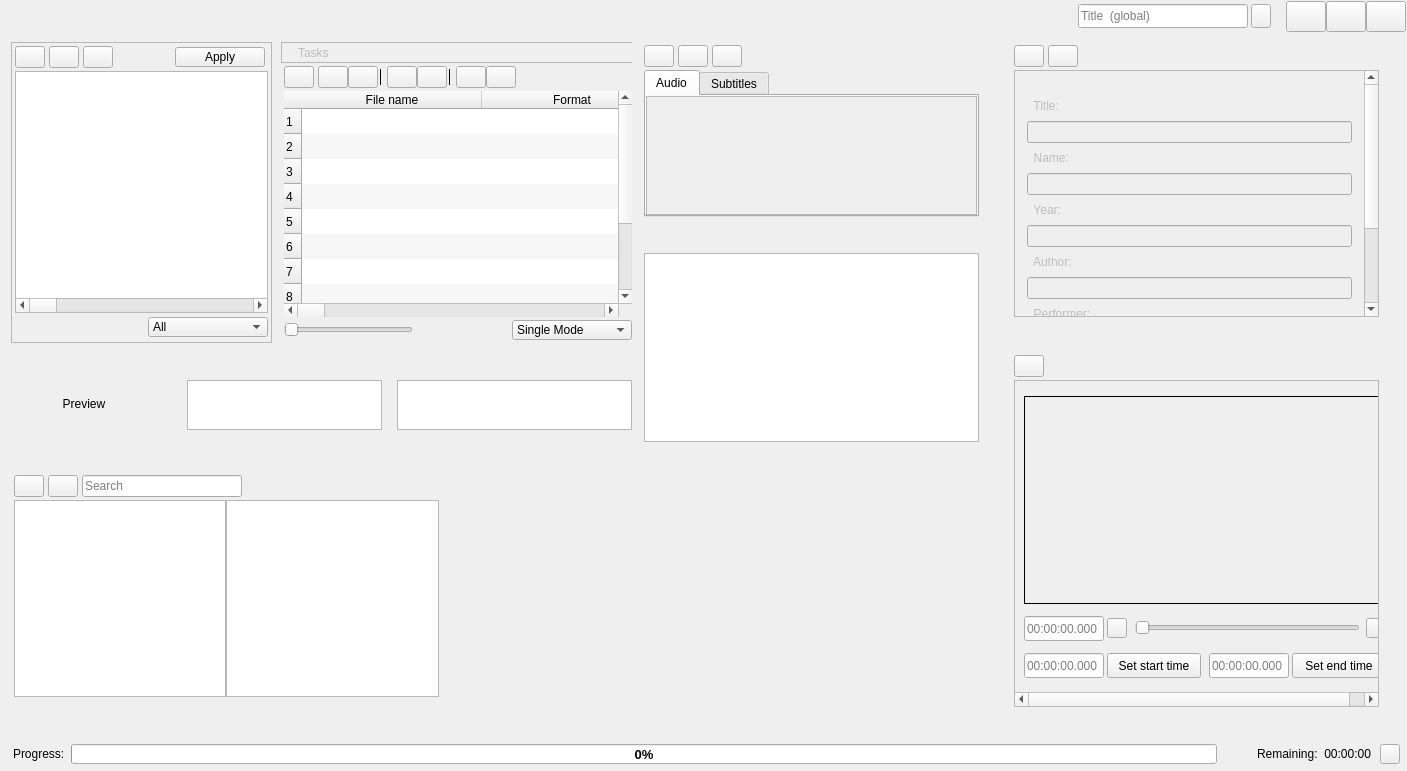
Before: the Qt Designer form app/mainwindow.ui in CineEncoder/cine-encoder, drawn with Qt 5.
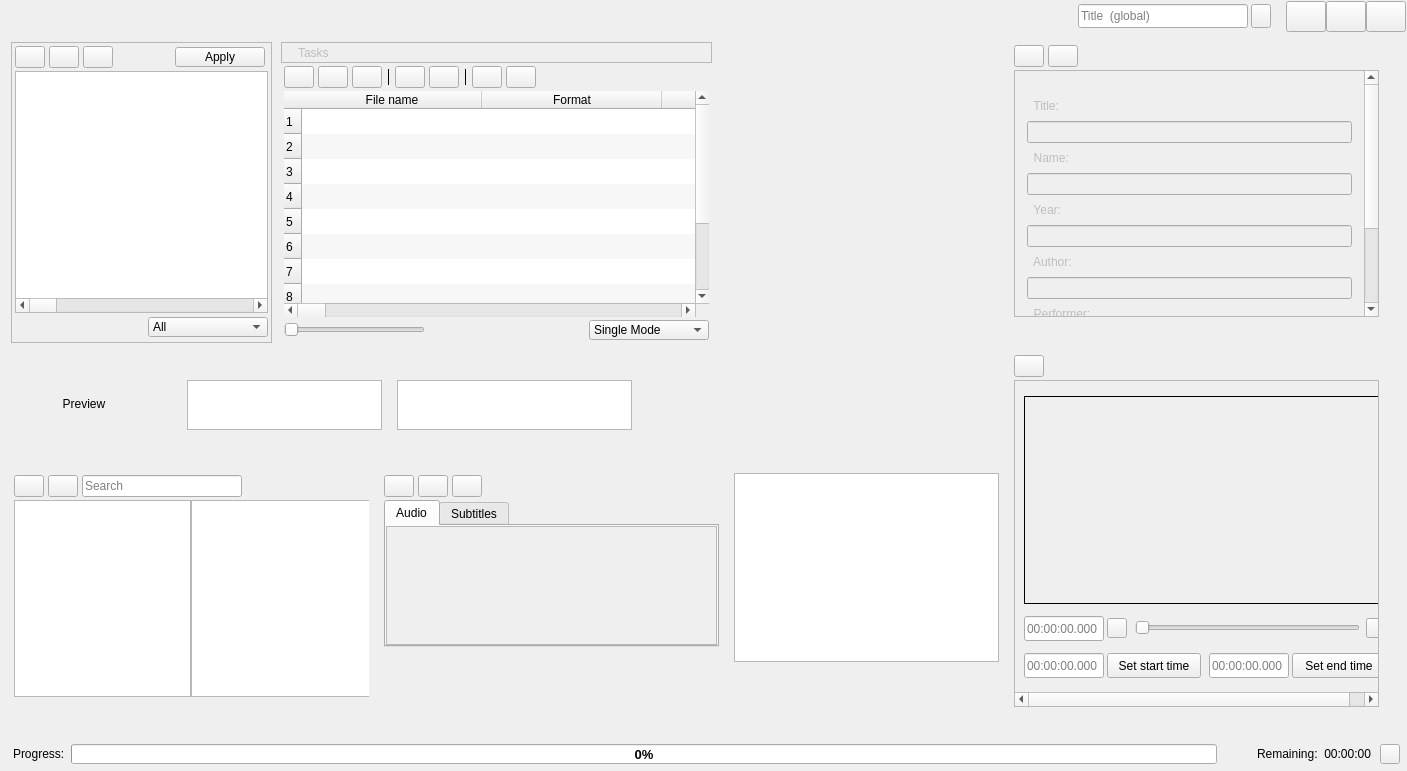
After: the same form once the commit is applied. Icons and pictures are not drawn. Custom widgets are drawn as their Qt base class.

The edit to the form file:
```diff
--- a/app/mainwindow.ui
+++ b/app/mainwindow.ui
@@ -1103,8 +1103,8 @@
            <widget class="QFrame" name="frameStreams">
             <property name="geometry">
              <rect>
-              <x>640</x>
-              <y>10</y>
+              <x>380</x>
+              <y>440</y>
               <width>341</width>
               <height>201</height>
              </rect>
@@ -2076,7 +2076,7 @@
              <rect>
               <x>280</x>
               <y>10</y>
-              <width>351</width>
+              <width>431</width>
               <height>301</height>
              </rect>
             </property>
@@ -3197,9 +3197,9 @@
            <widget class="QFrame" name="frameLog">
             <property name="geometry">
              <rect>
-              <x>640</x>
-              <y>220</y>
-              <width>341</width>
+              <x>730</x>
+              <y>440</y>
+              <width>271</width>
               <height>191</height>
              </rect>
             </property>
@@ -4753,7 +4753,7 @@
              <rect>
               <x>10</x>
               <y>440</y>
-              <width>431</width>
+              <width>361</width>
               <height>251</height>
              </rect>
             </property>
```
